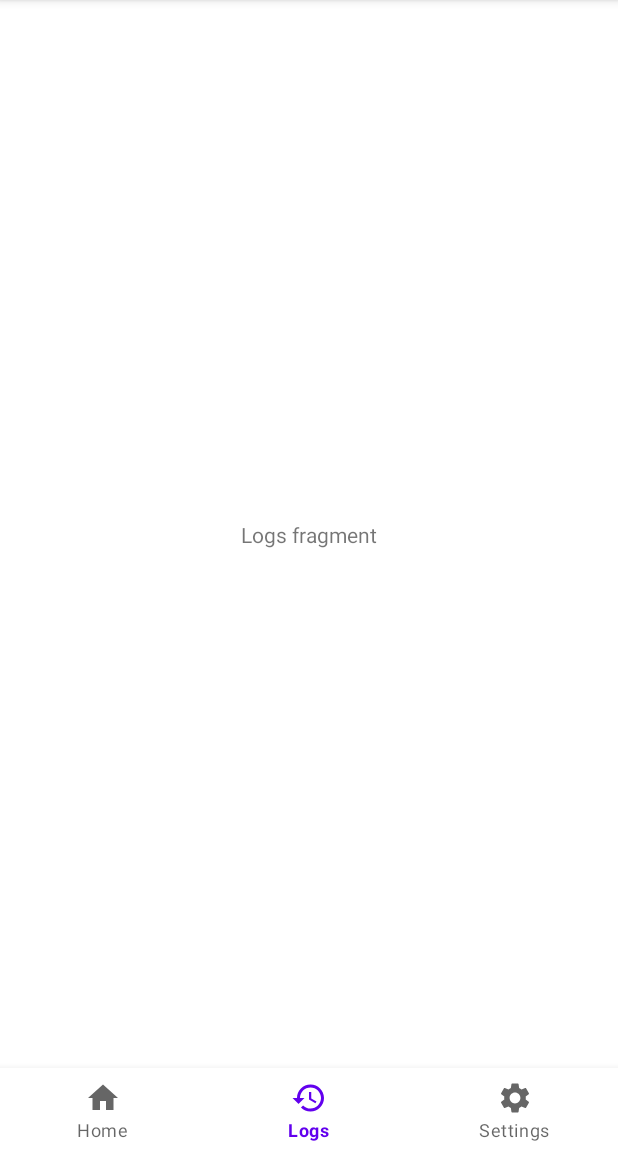
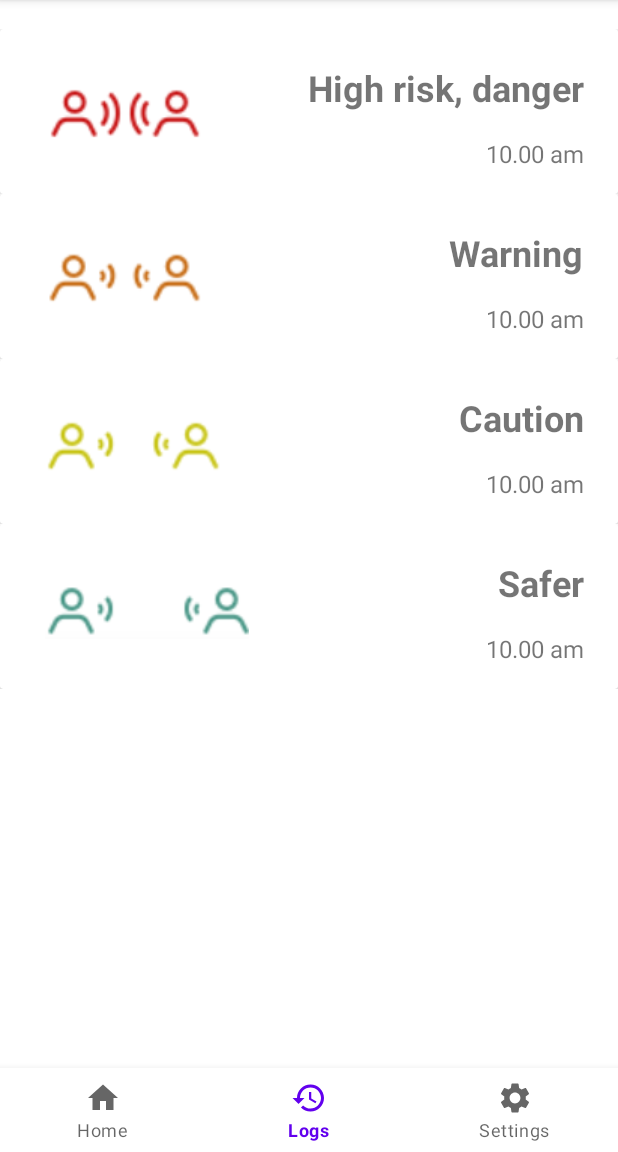
Before and after one commit to SasmithaDasanayaka/GoAlone, an Android app: the screen it shows after launch (MainActivity), item 2 of the bottom bar chosen, on a phone screen of 412 x 824 dp, the part 84-1236 px from its top. Run offline under Robolectric (Android 15) with nearby library versions, the phone set to English and light mode, and no system bars.

Commit message:
added recycler view

```diff
--- a/app/build.gradle
+++ b/app/build.gradle
@@ -38,4 +38,4 @@ dependencies {
     testImplementation 'junit:junit:4.+'
     androidTestImplementation 'androidx.test.ext:junit:1.1.3'
     androidTestImplementation 'androidx.test.espresso:espresso-core:3.4.0'
-}
+    implementation 'androidx.recyclerview:recyclerview:1.0.0'}
--- a/app/src/main/java/com/example/goalone/LogsFragment.java
+++ b/app/src/main/java/com/example/goalone/LogsFragment.java
@@ -3,40 +3,28 @@ package com.example.goalone;
 import android.os.Bundle;
 
 import androidx.fragment.app.Fragment;
+import androidx.recyclerview.widget.LinearLayoutManager;
+import androidx.recyclerview.widget.RecyclerView;
 
 import android.view.LayoutInflater;
 import android.view.View;
 import android.view.ViewGroup;
 
-/**
- * A simple {@link Fragment} subclass.
- * Use the {@link LogsFragment#newInstance} factory method to
- * create an instance of this fragment.
- */
 public class LogsFragment extends Fragment {
 
-    // TODO: Rename parameter arguments, choose names that match
     // the fragment initialization parameters, e.g. ARG_ITEM_NUMBER
     private static final String ARG_PARAM1 = "param1";
     private static final String ARG_PARAM2 = "param2";
 
-    // TODO: Rename and change types of parameters
-    private String mParam1;
-    private String mParam2;
+    RecyclerView recyclerView;
+
+    private String[] warningMsg, time;
+    private int images[] = {R.drawable.danger, R.drawable.warning, R.drawable.caution, R.drawable.safer};
 
     public LogsFragment() {
         // Required empty public constructor
     }
 
-    /**
-     * Use this factory method to create a new instance of
-     * this fragment using the provided parameters.
-     *
-     * @param param1 Parameter 1.
-     * @param param2 Parameter 2.
-     * @return A new instance of fragment LogsFragment.
-     */
-    // TODO: Rename and change types and number of parameters
     public static LogsFragment newInstance(String param1, String param2) {
         LogsFragment fragment = new LogsFragment();
         Bundle args = new Bundle();
@@ -49,16 +37,22 @@ public class LogsFragment extends Fragment {
     @Override
     public void onCreate(Bundle savedInstanceState) {
         super.onCreate(savedInstanceState);
-        if (getArguments() != null) {
-            mParam1 = getArguments().getString(ARG_PARAM1);
-            mParam2 = getArguments().getString(ARG_PARAM2);
-        }
+        warningMsg = getResources().getStringArray(R.array.warning_messages);
+        time = getResources().getStringArray(R.array.time);
     }
 
     @Override
     public View onCreateView(LayoutInflater inflater, ViewGroup container,
                              Bundle savedInstanceState) {
-        // Inflate the layout for this fragment
-        return inflater.inflate(R.layout.fragment_logs, container, false);
+
+        View v = inflater.inflate(R.layout.fragment_logs, container, false);
+
+        recyclerView = v.findViewById(R.id.recyclerView);
+
+        MyAdapter myAdapter = new MyAdapter(this.getContext(), warningMsg, time, images);
+        recyclerView.setAdapter(myAdapter);
+        recyclerView.setLayoutManager(new LinearLayoutManager(this.getContext()));
+
+        return v;
     }
 }
--- /dev/null
+++ b/app/src/main/java/com/example/goalone/MyAdapter.java
@@ -0,0 +1,58 @@
+package com.example.goalone;
+
+import android.content.Context;
+import android.view.LayoutInflater;
+import android.view.View;
+import android.view.ViewGroup;
+import android.widget.ImageView;
+import android.widget.TextView;
+
+import androidx.annotation.NonNull;
+import androidx.recyclerview.widget.RecyclerView;
+
+public class MyAdapter extends RecyclerView.Adapter<MyAdapter.MyViewHolder> {
+
+    String data1[], data2[];
+    int images[];
+    Context context;
+
+    public MyAdapter(Context ct, String[] warningMsg, String[] time, int[] img){
+        context = ct;
+        data1 = warningMsg;
+        data2 = time;
+        images = img;
+    }
+
+    @NonNull
+    @Override
+    public MyViewHolder onCreateViewHolder(@NonNull ViewGroup parent, int viewType) {
+        LayoutInflater inflater = LayoutInflater.from(context);
+        View view = inflater.inflate(R.layout.my_row, parent, false);
+        return new MyViewHolder(view);
+    }
+
+    @Override
+    public void onBindViewHolder(@NonNull MyViewHolder holder, int position) {
+        holder.warningTxt.setText(data1[position]);
+        holder.timeTxt.setText(data2[position]);
+        holder.image.setImageResource(images[position]);
+    }
+
+    @Override
+    public int getItemCount() {
+        return data1.length;
+    }
+
+    public class MyViewHolder extends RecyclerView.ViewHolder{
+
+        TextView timeTxt, warningTxt;
+        ImageView image;
+
+        public MyViewHolder(@NonNull View itemView) {
+            super(itemView);
+            timeTxt = itemView.findViewById(R.id.time);
+            warningTxt = itemView.findViewById(R.id.warning);
+            image = itemView.findViewById(R.id.myImageView);
+        }
+    }
+}
--- a/app/src/main/res/layout/fragment_logs.xml
+++ b/app/src/main/res/layout/fragment_logs.xml
@@ -6,19 +6,8 @@
     android:layout_height="match_parent"
     tools:context=".LogsFragment">
 
-    <!-- TODO: Update blank fragment layout -->
-    <androidx.constraintlayout.widget.ConstraintLayout
+    <androidx.recyclerview.widget.RecyclerView
+        android:id="@+id/recyclerView"
         android:layout_width="match_parent"
-        android:layout_height="match_parent">
-
-        <TextView
-            android:layout_width="wrap_content"
-            android:layout_height="wrap_content"
-            android:text="Logs fragment"
-            app:layout_constraintBottom_toBottomOf="parent"
-            app:layout_constraintEnd_toEndOf="parent"
-            app:layout_constraintStart_toStartOf="parent"
-            app:layout_constraintTop_toTopOf="parent" />
-    </androidx.constraintlayout.widget.ConstraintLayout>
-
+        android:layout_height="match_parent" />
 </FrameLayout>
--- /dev/null
+++ b/app/src/main/res/layout/my_row.xml
@@ -0,0 +1,59 @@
+<?xml version="1.0" encoding="utf-8"?>
+<androidx.constraintlayout.widget.ConstraintLayout xmlns:android="http://schemas.android.com/apk/res/android"
+    xmlns:app="http://schemas.android.com/apk/res-auto"
+    xmlns:tools="http://schemas.android.com/tools"
+    android:layout_width="match_parent"
+    android:layout_height="wrap_content">
+
+    <androidx.cardview.widget.CardView
+        android:layout_width="match_parent"
+        android:layout_height="wrap_content"
+        app:layout_constraintEnd_toEndOf="parent"
+        app:layout_constraintStart_toStartOf="parent"
+        app:layout_constraintTop_toTopOf="parent">
+
+        <androidx.constraintlayout.widget.ConstraintLayout
+            android:layout_width="match_parent"
+            android:layout_height="wrap_content"
+            >
+
+            <ImageView
+                android:id="@+id/myImageView"
+                android:layout_width="wrap_content"
+                android:layout_height="wrap_content"
+                android:paddingLeft="45px"
+                app:layout_constraintBottom_toBottomOf="parent"
+                app:layout_constraintStart_toStartOf="parent"
+                app:layout_constraintTop_toTopOf="parent"
+                app:srcCompat="@drawable/ic_launcher_foreground" />
+
+            <TextView
+                android:id="@+id/time"
+                android:layout_width="wrap_content"
+                android:layout_height="wrap_content"
+                android:layout_marginBottom="16dp"
+                android:paddingTop="20px"
+                android:paddingRight="10px"
+                android:text="10.00 am"
+                android:textSize="16sp"
+                app:layout_constraintBottom_toBottomOf="parent"
+                app:layout_constraintEnd_toEndOf="@+id/warning"
+                app:layout_constraintTop_toBottomOf="@+id/warning" />
+
+            <TextView
+                android:id="@+id/warning"
+                android:layout_width="wrap_content"
+                android:layout_height="wrap_content"
+                android:layout_marginTop="16dp"
+                android:layout_marginEnd="16dp"
+                android:paddingTop="10px"
+                android:paddingRight="10px"
+                android:paddingBottom="5px"
+                android:text="Warning"
+                android:textSize="24sp"
+                android:textStyle="bold"
+                app:layout_constraintEnd_toEndOf="parent"
+                app:layout_constraintTop_toTopOf="parent" />
+        </androidx.constraintlayout.widget.ConstraintLayout>
+    </androidx.cardview.widget.CardView>
+</androidx.constraintlayout.widget.ConstraintLayout>
--- a/app/src/main/res/values/strings.xml
+++ b/app/src/main/res/values/strings.xml
@@ -2,4 +2,19 @@
     <string name="app_name">GoAlone</string>
     <!-- TODO: Remove or change this placeholder text -->
     <string name="hello_blank_fragment">Hello blank fragment</string>
+
+    <string-array name="warning_messages">
+        <item>High risk, danger</item>
+        <item>Warning</item>
+        <item>Caution</item>
+        <item>Safer</item>
+    </string-array>
+
+    <string-array name="time">
+        <item>10.00 am</item>
+        <item>10.00 am</item>
+        <item>10.00 am</item>
+        <item>10.00 am</item>
+    </string-array>
+
 </resources>
```
Also changed, not shown: app/src/main/res/drawable/caution.png (added), app/src/main/res/drawable/danger.png (added), app/src/main/res/drawable/safer.png (added), app/src/main/res/drawable/warning.png (added).
